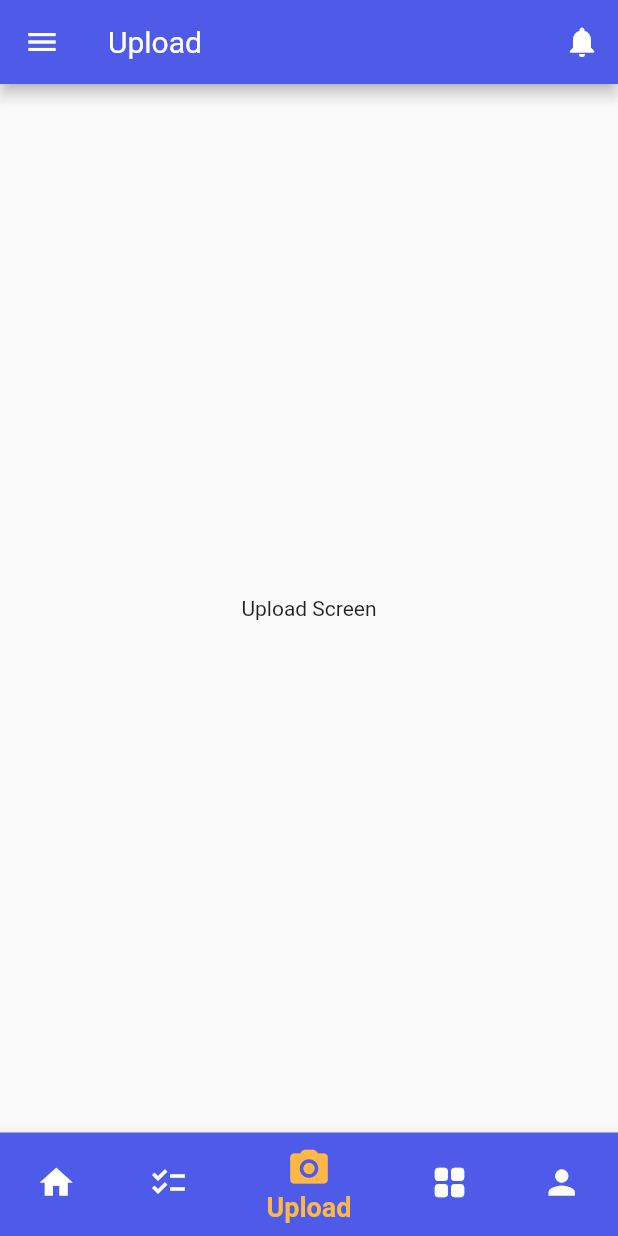
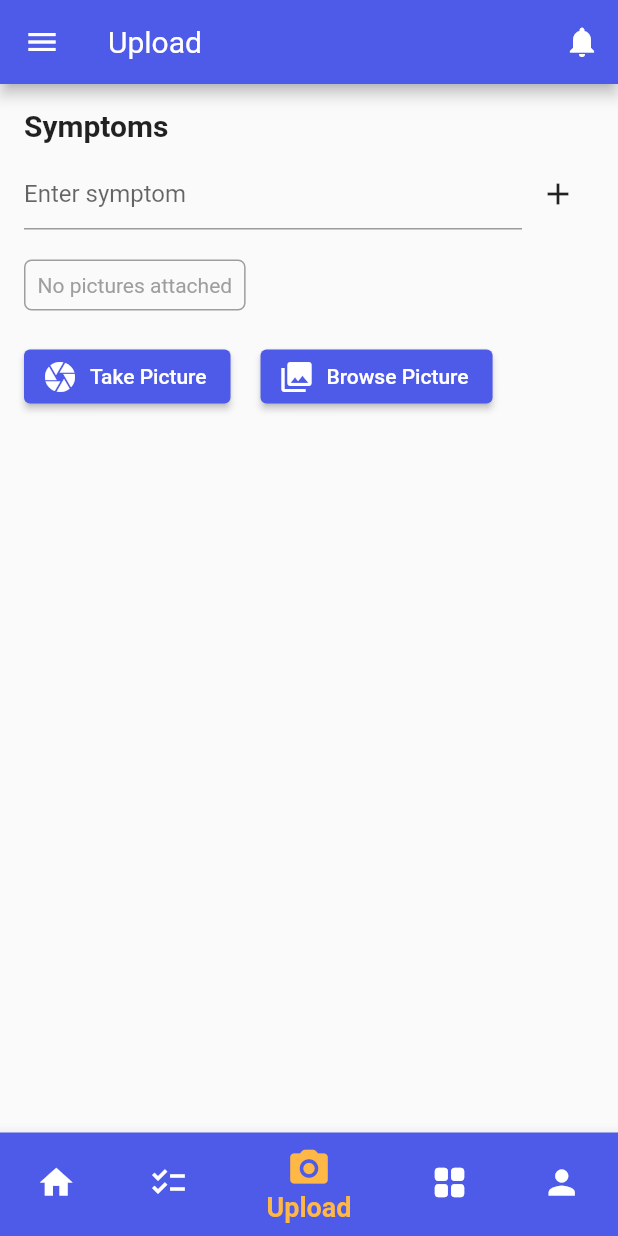
Before and after one commit to HarshSahu23/EPICS_Demo, a Flutter app: the screen it shows after launch, item 3 of the bottom bar chosen, on a phone screen of 412 x 824 dp. Run offline on Flutter 3.47's test engine with Material 2 defaults, Android fonts, the phone set to English and light mode, and no system bars; our stand-ins replace auto_size_text, dashed_circular_progress_bar, date_picker_timeline, google_fonts.

Commit message:
Changes to be committed: 	new file:   assets/noImg.png 	modified:   lib/Screens/Upload/uploadScreen.dart 	modified:   linux/flutter/generated_plugin_registrant.cc 	modified:   linux/flutter/generated_plugins.cmake 	modified:   macos/Flutter/GeneratedPluginRegistrant.swift 	modified:   pubspec.lock 	modified:   pubspec.yaml 	modified:   windows/flutter/generated_plugin_registrant.cc 	modified:   windows/flutter/generated_plugins.cmake

```diff
--- a/lib/Screens/Upload/uploadScreen.dart
+++ b/lib/Screens/Upload/uploadScreen.dart
@@ -1,10 +1,96 @@
 import 'package:flutter/material.dart';
 
-class UploadScreen extends StatelessWidget {
+class UploadScreen extends StatefulWidget {
+  @override
+  _UploadScreenState createState() => _UploadScreenState();
+}
+
+class _UploadScreenState extends State<UploadScreen> {
+  List<TextEditingController> symptomControllers = [TextEditingController()];
+
+  @override
+  void initState() {
+    super.initState();
+  }
+
   @override
   Widget build(BuildContext context) {
-    return Center(
-      child: Text('Upload Screen'),
+    return Scaffold(
+      body: Padding(
+        padding: const EdgeInsets.all(16.0),
+        child: Column(
+          crossAxisAlignment: CrossAxisAlignment.start,
+          children: [
+            Text(
+              'Symptoms',
+              style: TextStyle(fontSize: 20, fontWeight: FontWeight.bold),
+            ),
+            SizedBox(height: 10),
+            Column(
+              children: symptomControllers.map((controller) {
+                return Row(
+                  children: [
+                    Expanded(
+                      child: TextFormField(
+                        controller: controller,
+                        decoration: InputDecoration(
+                          hintText: 'Enter symptom',
+                        ),
+                      ),
+                    ),
+                    IconButton(
+                      icon: Icon(Icons.add),
+                      onPressed: () {
+                        setState(() {
+                          symptomControllers.add(TextEditingController());
+                        });
+                      },
+                    ),
+                  ],
+                );
+              }).toList(),
+            ),
+            SizedBox(height: 20),
+            Container(
+              decoration: BoxDecoration(
+                border: Border.all(color: Colors.grey),
+                borderRadius: BorderRadius.circular(5),
+              ),
+              padding: EdgeInsets.all(8),
+              child: Text(
+                'No pictures attached',
+                style: TextStyle(color: Colors.grey),
+              ),
+            ),
+            SizedBox(height: 20),
+            Row(
+              children: [
+                ElevatedButton.icon(
+                  onPressed: () => {},
+                  icon: Icon(Icons.camera),
+                  label: Text('Take Picture'),
+                ),
+                SizedBox(width: 20),
+                ElevatedButton.icon(
+                  onPressed: () {
+                    // Browse picture from local device and attach it
+                  },
+                  icon: Icon(Icons.photo_library),
+                  label: Text('Browse Picture'),
+                ),
+              ],
+            ),
+          ],
+        ),
+      ),
     );
   }
+
+  @override
+  void dispose() {
+    for (var controller in symptomControllers) {
+      controller.dispose();
+    }
+    super.dispose();
+  }
 }
--- a/pubspec.yaml
+++ b/pubspec.yaml
@@ -33,7 +33,9 @@ dependencies:
   google_fonts:
   date_picker_timeline:
   auto_size_text: 3.0.0
-  dashed_circular_progress_bar: ^0.0.4
+  # dashed_circular_progress_bar: ^0.0.4
+  # image_picker: ^0.8.4
+  # permission_handler:
 
   # The following adds the Cupertino Icons font to your application.
   # Use with the CupertinoIcons class for iOS style icons.
```
Also changed, not shown: assets/noImg.png (added), pubspec.lock, 5 other files.
